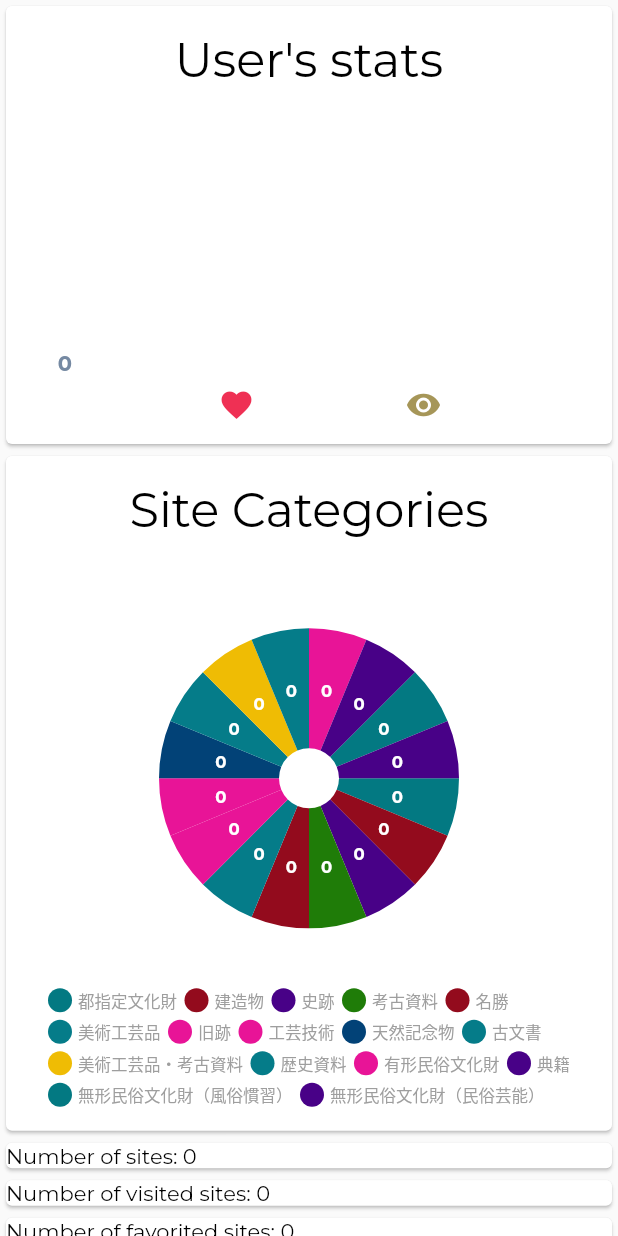
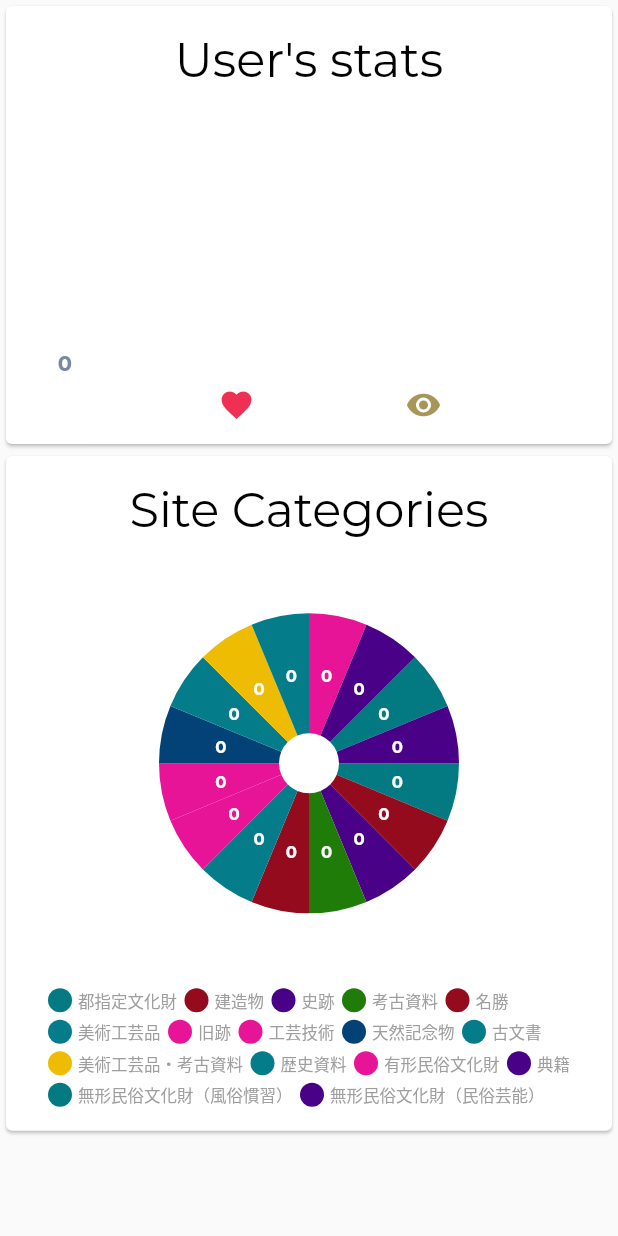
Before and after one commit to sedlakp/tokyo_data, a Flutter app: the StatsScreen widget shown alone on an empty page, opened directly, on a phone screen of 412 x 824 dp. Run offline on Flutter 3.47's test engine with Material 2 defaults, Android fonts, the phone set to English and light mode, and no system bars; drawn by our look-alikes of fl_chart; our stand-ins replace animated_text_kit, google_fonts, google_maps_flutter, scrollable_positioned_list, shared_preferences; accounts and stored records are empty; network calls fail.

Commit message:
Fix wrong indexing in categories list

```diff
--- a/lib/Screens/CategoryListView.dart
+++ b/lib/Screens/CategoryListView.dart
@@ -30,7 +30,7 @@ class _CategoryListViewState extends State<CategoryListView> {
           itemBuilder: (context, index) {
             return GestureDetector(
               onTap: () {
-                pushToDetail(context, index);
+                pushToDetail(context, sites[index]);
               },
                 child: SiteCell(site: sites[index]));
           },);
@@ -39,10 +39,10 @@ class _CategoryListViewState extends State<CategoryListView> {
     );
   }
 
-  void pushToDetail(BuildContext context, int index) {
+  void pushToDetail(BuildContext context, CulturalSite site) {
     Navigator.push(context,
         MaterialPageRoute(builder: (context) {
-          return DetailSiteView(site: sitesManager.sites[index],);
+          return DetailSiteView(site: site,);
         },)
     );
   }
--- a/lib/Screens/StatsScreen.dart
+++ b/lib/Screens/StatsScreen.dart
@@ -30,25 +30,17 @@ class _StatsScreenState extends State<StatsScreen> {
         return ListView(
           children: [
             TokyoBarGraph(barData: manager.userData,barWidth: 30,),
-            TokyoPieGraph(),
-            Card(child: Text("Number of sites: ${manager.sites.length}")),
-            Card(child: Text("Number of visited sites: ${manager.visitedSites.length}")),
-            Card(child: Text("Number of favorited sites: ${manager.favoritedSites.length}")),
-            Card(child: Column(
-              mainAxisAlignment: MainAxisAlignment.start,
-              crossAxisAlignment: CrossAxisAlignment.start,
-              children: _getCategories(manager),
-            ),),
+            const TokyoPieGraph(),
           ],
         );
       });
   }
 
-  List<Widget> _getCategories(SitesManager manager) {
-    return SiteCategory.values.map((cat) {
-      var sites = manager.sites.where((element) => element.categories.contains(cat)).toList();
-      return Text("${cat.name} : ${sites.length}", textAlign: TextAlign.left,);
-    },).toList();
-  }
+  // List<Widget> _getCategories(SitesManager manager) {
+  //   return SiteCategory.values.map((cat) {
+  //     var sites = manager.sites.where((element) => element.categories.contains(cat)).toList();
+  //     return Text("${cat.name} : ${sites.length}", textAlign: TextAlign.left,);
+  //   },).toList();
+  // }
 
 }
--- a/lib/Screens/tokyo_pie_graph.dart
+++ b/lib/Screens/tokyo_pie_graph.dart
@@ -62,10 +62,8 @@ class PieChart2State extends State {
                   ),
                 ),
               ),
+              const SizedBox(height: 20,),
               getLegend(),
-              const SizedBox(
-                width: 28,
-              ),
             ],
           ),
         ),
```
